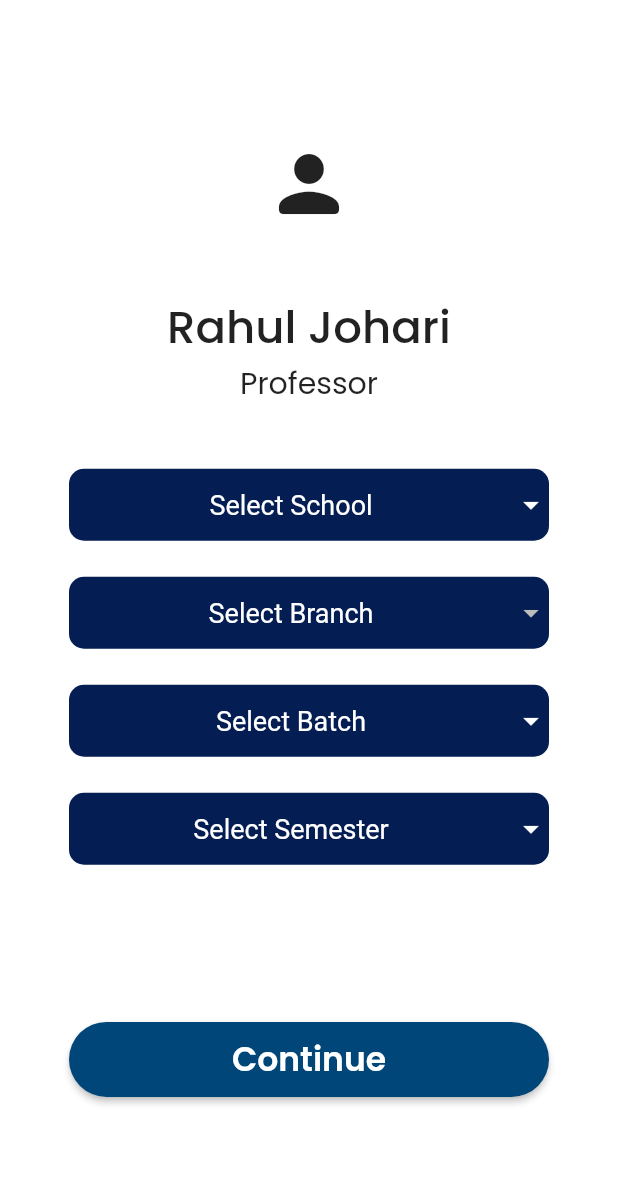
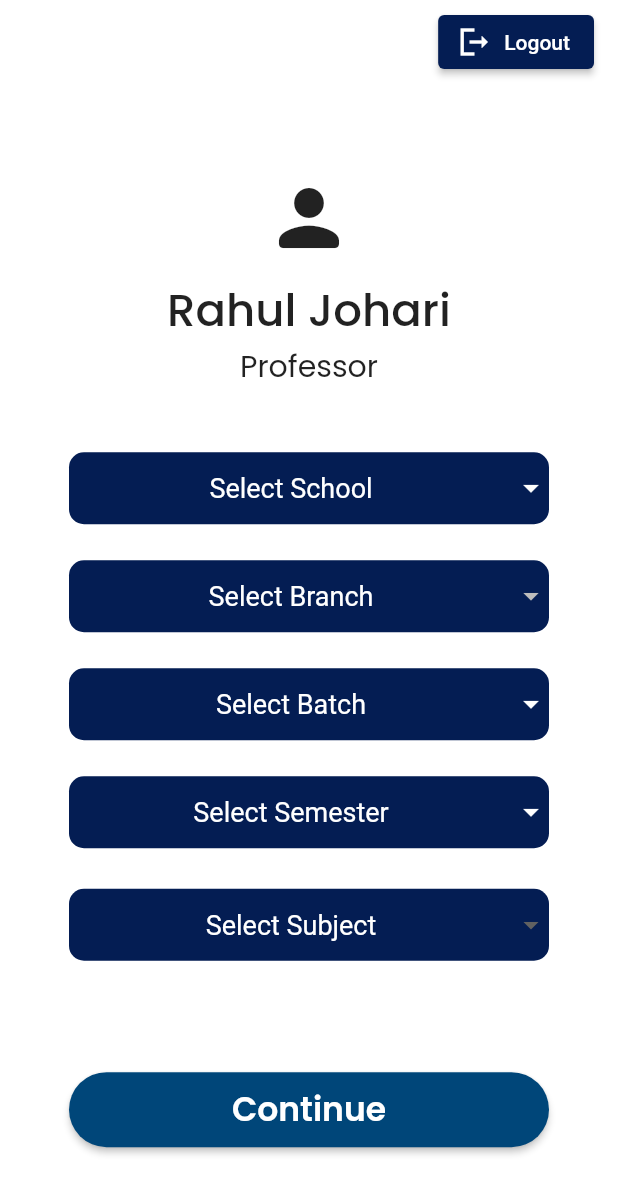
Before and after one commit to harshrajput1506/attendance_management_system, a Flutter app: the SemesterPage screen opened directly, on a phone screen of 412 x 824 dp. Shown: the top 1194 px of the screen. Run offline on Flutter 3.47's test engine with Material 2 defaults, Android fonts, the phone set to English and light mode, and no system bars; our stand-ins replace slide_to_act.

Commit message:
updated ui

```diff
--- a/lib/attendancepage.dart
+++ b/lib/attendancepage.dart
@@ -33,11 +33,13 @@ class AttendancePageState extends State<AttendancePage> {
     return Scaffold(
       backgroundColor: Color.fromRGBO(255, 255, 255, 1),
       body: Container(
+        child: Padding(
+          padding: const EdgeInsets.only(top: 50,bottom:0),
           child: Column(
             mainAxisAlignment: MainAxisAlignment.spaceEvenly,
             children: [
               SizedBox(
-              height: 120,
+                height: 100,
                 child: Center(
                   child: Text(
                     "Computer Networks",
@@ -102,6 +104,7 @@ class AttendancePageState extends State<AttendancePage> {
             ],
           ),
         ),
+      ),
     );
   }
 
--- a/lib/getstartedpage.dart
+++ b/lib/getstartedpage.dart
@@ -95,7 +95,7 @@
 
 import 'dart:async';
 
-import 'package:attendance_management_system/homepage.dart';
+
 import 'package:attendance_management_system/loginpage.dart';
 import 'package:flutter/material.dart';
 
--- a/lib/semesterpage.dart
+++ b/lib/semesterpage.dart
@@ -1,6 +1,6 @@
 import 'package:flutter/material.dart';
 
-import 'homepage.dart';
+import 'attendancepage.dart';
 
 class SemesterPage extends StatefulWidget {
   @override
@@ -23,6 +23,12 @@ class SemesterPageState extends State<SemesterPage> {
     'Interaction Design',
     'Interior Design'
   ];
+
+  final List<String> _subjects = [
+    'Computer Networks',
+    'AI & its applications',
+  ];
+  String? _dropDownValue;
   String? _selectedSchool;
   String? _selectedBranch;
   final List<String> _batch = ['B1', 'B2'];
@@ -36,6 +42,37 @@ class SemesterPageState extends State<SemesterPage> {
   Widget build(BuildContext context) {
     return Scaffold(
       backgroundColor: Color.fromRGBO(255, 255, 255, 1),
+      appBar: AppBar(
+        elevation: 0,
+        backgroundColor: Colors.white,
+        automaticallyImplyLeading: false,
+        title: Row(
+            children: <Widget>[
+              Expanded(
+                  child: Container(
+                    alignment: Alignment.topRight,
+                    color: Color.fromRGBO(255, 255, 255, 1),
+                    child: ElevatedButton.icon(
+                        onPressed: () {
+                          Navigator.pop(context);
+                        },
+                        style:
+                        ButtonStyle(backgroundColor: MaterialStatePropertyAll<Color>(Color.fromRGBO(4, 29, 83, 1)),
+
+
+                          ),
+                        icon: Icon(
+                          Icons.logout_sharp,
+                          color: Colors.white,
+                        ),
+                        label: Text('Logout',
+                  )
+                ),
+                  ))
+            ],
+
+        )
+      ),
       body: Container(
         child: Column(
           mainAxisAlignment: MainAxisAlignment.spaceEvenly,
@@ -253,6 +290,51 @@ class SemesterPageState extends State<SemesterPage> {
                               ),
                             ),
                           ),
+                          Padding(
+                              padding: EdgeInsets.all(5.0),
+                              child: Container(
+                                margin: EdgeInsets.all(10.0),
+                                decoration: BoxDecoration(
+                                  borderRadius: BorderRadius.circular(10),
+                                  color: Color.fromRGBO(4, 29, 83, 1),
+                                ),
+                                width: 320,
+                                alignment: Alignment.center,
+                                child: DropdownButton<String>(
+                                  borderRadius: BorderRadius.circular(5),
+                                  isExpanded: true,
+                                  underline: SizedBox(),
+                                  value: _dropDownValue,
+                                  items: _subjects
+                                      .map((item) => DropdownMenuItem<String>(
+                                    value: item,
+                                    child: Center(
+                                      child: Text(
+                                        item,
+                                        style: TextStyle(
+                                          fontSize: 18,
+                                          color: Colors.white,
+                                        ),
+                                        textAlign: TextAlign.center,
+                                      ),
+                                    ),
+                                  ))
+                                      .toList(),
+                                  onChanged: (item) =>
+                                      setState(() => _dropDownValue = item!),
+                                  hint: const Center(
+                                    child: Text(
+                                      "Select Subject",
+                                      style: TextStyle(
+                                        color: Colors.white,
+                                        fontSize: 18,
+                                      ),
+                                    ),
+                                  ),
+                                  dropdownColor: Color.fromRGBO(0, 70, 121, 1),
+                                ),
+                              ),
+                            ),
                         ],
                       ),
                     ),
@@ -275,7 +357,7 @@ class SemesterPageState extends State<SemesterPage> {
                           fontWeight: FontWeight.w600)),
                   onPressed: () {
                     Navigator.push(context,
-                        MaterialPageRoute(builder: (context) => HomePage()));
+                        MaterialPageRoute(builder: (context) => AttendancePage()));
                   }),
             ),
           ],
```
Also changed, not shown: lib/homepage.dart (deleted, +0 -141 lines). Lines whose indentation alone changed are shown as unchanged.
